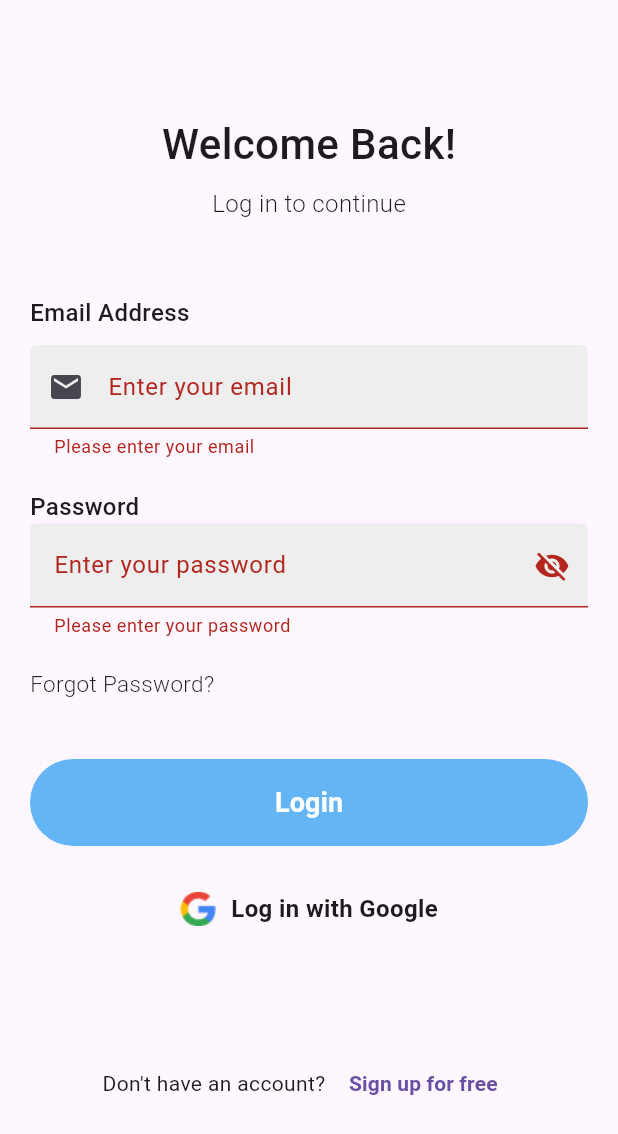
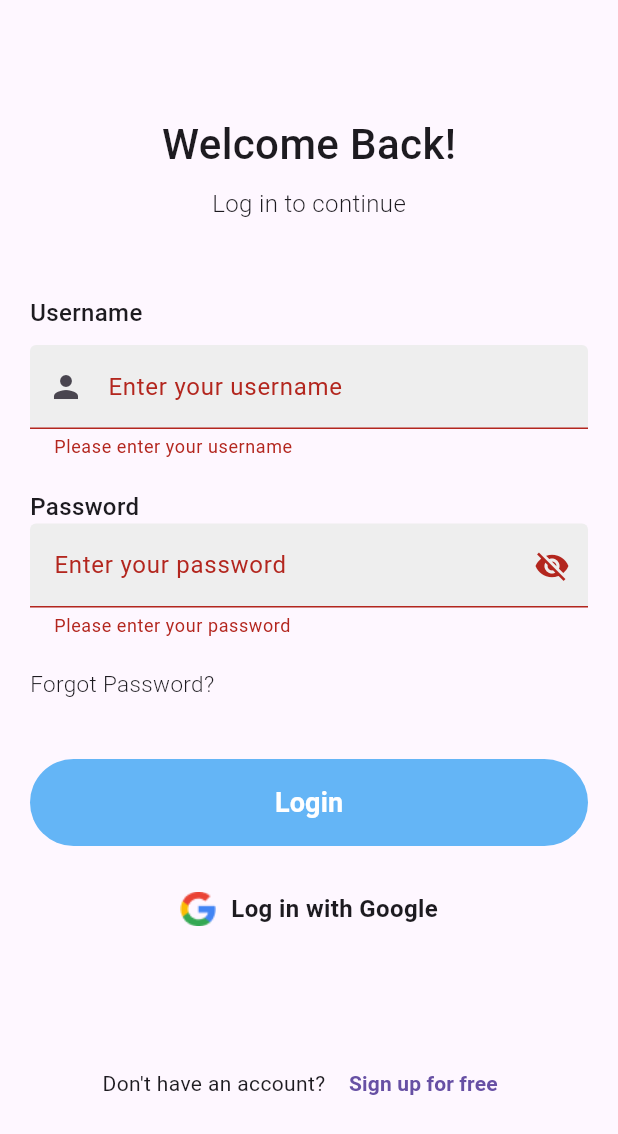
Before and after one commit to Mohamed-hazem-mohamed/shoes-app, a Flutter app: the screen it shows after launch, after a tap on "skip", after a tap on "Go to Login", after a tap on "Login", on a phone screen of 412 x 824 dp. Shown: the top 1134 px of the screen. Run offline on Flutter 3.47's test engine with Material 3 defaults, Android fonts, the phone set to English and light mode, and no system bars; our stand-ins replace animated_bottom_navigation_bar, dio, flutter_bloc, introduction_screen, shared_preferences; network calls fail.

```diff
--- a/lib/home/cubit/cubit.dart
+++ b/lib/home/cubit/cubit.dart
@@ -2,21 +2,22 @@ import 'package:dio/dio.dart';
 import 'package:flutter_bloc/flutter_bloc.dart';
 import 'package:project/diohelper/diohelper.dart';
 import 'package:project/home/cubit/state.dart';
+import 'package:project/home/home.dart';
 
 import '../model.dart';
 
 class HomeCubit extends Cubit<HomeState> {
   HomeCubit() : super(InitState());
 
-  static HomeCubit get(context) => BlocProvider.of(context);
+static HomeCubit get(context) => BlocProvider.of(context);
 
   List<ProductModel> productList = [];
-
   void getProducts() async {
     try {
       emit(LoadingState());
       Response response = await DioHelper.getData(url: 'products');
       List products = response.data['products'];
+
       productList = products.map((item) => ProductModel.fromJson(item)).toList();
       emit(SuccessState());
     } catch (e) {
--- a/lib/home/home.dart
+++ b/lib/home/home.dart
@@ -18,6 +18,7 @@ class Home extends StatelessWidget {
         },
         builder: (context, state) {
           final TextEditingController searchController = TextEditingController();
+          bool is_selected = true ;
           return DefaultTabController(
             length: 3,
             child: Scaffold(
--- a/lib/login_signup/login.dart
+++ b/lib/login_signup/login.dart
@@ -1,9 +1,9 @@
 import 'package:flutter/material.dart';
-import 'package:project/home/home.dart';
-import 'package:project/login_signup/signup.dart';
+import 'package:project/diohelper/diohelper.dart';
+import 'package:project/bottom_nav_bar/bottom_nav_bar.dart';
 import 'package:project/reusableWidget/textformfield.dart';
-
 import 'forgetpassword.dart';
+import 'signup.dart';
 
 class LoginScreen extends StatefulWidget {
   const LoginScreen({super.key});
@@ -14,18 +14,42 @@ class LoginScreen extends StatefulWidget {
 
 class _LoginScreenState extends State<LoginScreen> {
   final _formKey = GlobalKey<FormState>();
-  final TextEditingController emailController = TextEditingController();
+  final TextEditingController usernameController = TextEditingController();
   final TextEditingController passwordController = TextEditingController();
+  bool _obscurePassword = true;
+  bool isLoading = false;
 
-  bool _obscurePassword = true;
+  Future<void> _handleLogin() async {
+    if (_formKey.currentState!.validate()) {
+      setState(() => isLoading = true);
+      try {
+        await DioHelper().login(
+          username: usernameController.text.trim(),
+          password: passwordController.text.trim(),
+        );
+
+        Navigator.pushReplacement(
+          context,
+          MaterialPageRoute(builder: (_) => BottomNavBar()),
+        );
+      } catch (e) {
+        ScaffoldMessenger.of(context).showSnackBar(
+          SnackBar(
+            content: Text(e.toString().replaceAll("Exception: ", "")),
+            backgroundColor: Colors.red,
+          ),
+        );
+      } finally {
+        setState(() => isLoading = false);
+      }
+    }
+  }
 
   @override
   Widget build(BuildContext context) {
     return Scaffold(
       appBar: AppBar(
-        leading: Navigator.canPop(context)
-            ? BackButton(color: Colors.black)
-            : null,
+        leading: Navigator.canPop(context) ? BackButton(color: Colors.black) : null,
         backgroundColor: Colors.transparent,
         elevation: 0,
       ),
@@ -37,34 +61,20 @@ class _LoginScreenState extends State<LoginScreen> {
             child: Column(
               crossAxisAlignment: CrossAxisAlignment.start,
               children: [
-                Align(
-                  alignment: Alignment.center,
-                  child: Text(
-                    "Welcome Back!",
-                    style: TextStyle(fontSize: 28, fontWeight: FontWeight.w500),
-                  ),
-                ),
+                Center(child: Text("Welcome Back!", style: TextStyle(fontSize: 28, fontWeight: FontWeight.w500))),
                 SizedBox(height: 8),
-                Align(
-                  alignment: Alignment.center,
-                  child: Text(
-                    "Log in to continue",
-                    style: TextStyle(fontSize: 16, fontWeight: FontWeight.w300),
-                  ),
-                ),
+                Center(child: Text("Log in to continue", style: TextStyle(fontSize: 16, fontWeight: FontWeight.w300))),
                 SizedBox(height: 50),
-                Text("Email Address", style: TextStyle(fontSize: 16, fontWeight: FontWeight.w500)),
+
+                Text("Username", style: TextStyle(fontSize: 16, fontWeight: FontWeight.w500)),
                 SizedBox(height: 10),
                 customTextFormField(
-                  label: "Enter your email",
-                  prefixIcon: Icons.email,
-                  controller: emailController,
-                  validator: (value) {
-                    if (value == null || value.isEmpty) return 'Please enter your email';
-                    if (!value.contains('@')) return 'Enter a valid email';
-                    return null;
-                  },
+                  label: "Enter your username",
+                  prefixIcon: Icons.person,
+                  controller: usernameController,
+                  validator: (value) => value == null || value.isEmpty ? 'Please enter your username' : null,
                 ),
+
                 SizedBox(height: 20),
                 Text("Password", style: TextStyle(fontSize: 16, fontWeight: FontWeight.w500)),
                 customTextFormField(
@@ -73,26 +83,17 @@ class _LoginScreenState extends State<LoginScreen> {
                   obscureText: _obscurePassword,
                   suffixIcon: IconButton(
                     icon: Icon(_obscurePassword ? Icons.visibility_off : Icons.visibility),
-                    onPressed: () {
-                      setState(() => _obscurePassword = !_obscurePassword);
-                    },
+                    onPressed: () => setState(() => _obscurePassword = !_obscurePassword),
                   ),
-                  validator: (value) {
-                    if (value == null || value.isEmpty) return 'Please enter your password';
-                    if (value.length < 6) return 'Password must be at least 6 characters';
-                    return null;
-                  },
+                  validator: (value) => value == null || value.isEmpty ? 'Please enter your password' : null,
                 ),
+
                 SizedBox(height: 20),
                 GestureDetector(
-                  onTap: () {
-                    Navigator.push(
-                        context,
-                        MaterialPageRoute(builder: (_) => ForgetPasswordPage()));
-                  },
-                  child: Text("Forgot Password?",
-                      style: TextStyle(fontSize: 15, fontWeight: FontWeight.w300)),
+                  onTap: () => Navigator.push(context, MaterialPageRoute(builder: (_) => ForgetPasswordPage())),
+                  child: Text("Forgot Password?", style: TextStyle(fontSize: 15, fontWeight: FontWeight.w300)),
                 ),
+
                 SizedBox(height: 40),
                 Center(
                   child: Container(
@@ -103,19 +104,14 @@ class _LoginScreenState extends State<LoginScreen> {
                     height: 58,
                     width: double.infinity,
                     child: MaterialButton(
-                      onPressed: () {
-                        if (_formKey.currentState!.validate()) {
-                          Navigator.push(
-                              context,
-                              MaterialPageRoute(
-                                  builder: (_) => Home())
-                          );
-                        }
-                      },
-                      child: Text("Login", style: TextStyle(color: Colors.white, fontSize: 18, fontWeight: FontWeight.bold)),
+                      onPressed: isLoading ? null : _handleLogin,
+                      child: isLoading
+                          ? CircularProgressIndicator(color: Colors.white)
+                          : Text("Login", style: TextStyle(color: Colors.white, fontSize: 18, fontWeight: FontWeight.bold)),
                     ),
                   ),
                 ),
+
                 SizedBox(height: 30),
                 Row(
                   mainAxisAlignment: MainAxisAlignment.center,
@@ -125,20 +121,18 @@ class _LoginScreenState extends State<LoginScreen> {
                     Text("Log in with Google", style: TextStyle(fontSize: 16, fontWeight: FontWeight.w600)),
                   ],
                 ),
+
                 SizedBox(height: 80),
                 Row(
                   mainAxisAlignment: MainAxisAlignment.center,
                   children: [
                     Text("Don't have an account? "),
                     TextButton(
-                      onPressed: () {
-                        Navigator.push(context, MaterialPageRoute(builder: (_) => Signup()));
-                      },
+                      onPressed: () => Navigator.push(context, MaterialPageRoute(builder: (_) => Signup())),
                       child: Text("Sign up for free", style: TextStyle(fontWeight: FontWeight.bold)),
                     ),
                   ],
                 ),
-
               ],
             ),
           ),
--- a/lib/login_signup/siginin.dart
+++ b/lib/login_signup/siginin.dart
@@ -2,6 +2,8 @@ import 'package:flutter/material.dart';
 import 'package:project/home/home.dart';
 import 'package:project/login_signup/signup.dart';
 import 'package:project/reusableWidget/textformfield.dart';
+
+import '../bottom_nav_bar/bottom_nav_bar.dart';
 
 class Siginin extends StatefulWidget {
   const Siginin({super.key});
@@ -143,7 +145,7 @@ class _SigininState extends State<Siginin> {
                           Navigator.push(
                               context,
                               MaterialPageRoute(
-                                  builder: (_) => Home())
+                                  builder: (_) => BottomNavBar())
                           );
                         }
                       },
--- a/lib/login_signup/signup.dart
+++ b/lib/login_signup/signup.dart
@@ -2,6 +2,8 @@ import 'package:flutter/material.dart';
 import 'package:project/home/home.dart';
 import 'package:project/login_signup/siginin.dart';
 import 'package:project/reusableWidget/textformfield.dart';
+
+import '../bottom_nav_bar/bottom_nav_bar.dart';
 
 class Signup extends StatefulWidget {
   const Signup({super.key});
@@ -118,7 +120,7 @@ class _SignupState extends State<Signup> {
 
                           Navigator.push(
                               context,
-                              MaterialPageRoute(builder: (_) => Home()));
+                              MaterialPageRoute(builder: (_) => BottomNavBar()));
                         }
                       },
                       child: Text(
--- a/lib/main.dart
+++ b/lib/main.dart
@@ -2,6 +2,7 @@ import 'package:flutter/material.dart';
 import 'package:project/splash_screen/splashscreen.dart';
 import 'package:project/welcome_screen/mainwelcomescreen.dart';
 
+import 'bottom_nav_bar/bottom_nav_bar.dart';
 import 'diohelper/diohelper.dart';
 import 'home/home.dart';
 
@@ -21,7 +22,8 @@ class MyApp extends StatelessWidget {
       routes: {
         '/' : (context) => SplashScreen(),
         'welcomescreen' : (context) => Mainwelcomescreen(),
-        '/home' : (context) => Home(),
+       // '/home' : (context) => Home(),
+        '/navbar' : (context) => BottomNavBar(),
 
       },
     );
--- a/pubspec.yaml
+++ b/pubspec.yaml
@@ -37,6 +37,9 @@ dependencies:
   introduction_screen: ^3.1.17
   flutter_bloc: ^9.1.1
   dio: ^5.8.0+1
+  persistent_bottom_nav_bar: ^6.2.1
+  animated_bottom_navigation_bar: ^1.4.0
+  shared_preferences: ^2.5.3
 
 dev_dependencies:
   flutter_test:
```
Also changed, not shown: lib/bottom_nav_bar/bottom_nav_bar.dart (added, +64 -0 lines), lib/bottom_nav_bar/cubit/cubit.dart (added, +8 -0 lines), lib/details.dart (added, +144 -0 lines), lib/diohelper/diohelper.dart (+41 -0 lines), lib/home/firsttap.dart (+7 -1 lines), lib/profile.dart (added, +15 -0 lines), lib/reusableWidget/cistomcard.dart (+26 -9 lines), lib/setting.dart (added, +15 -0 lines), pubspec.lock.
